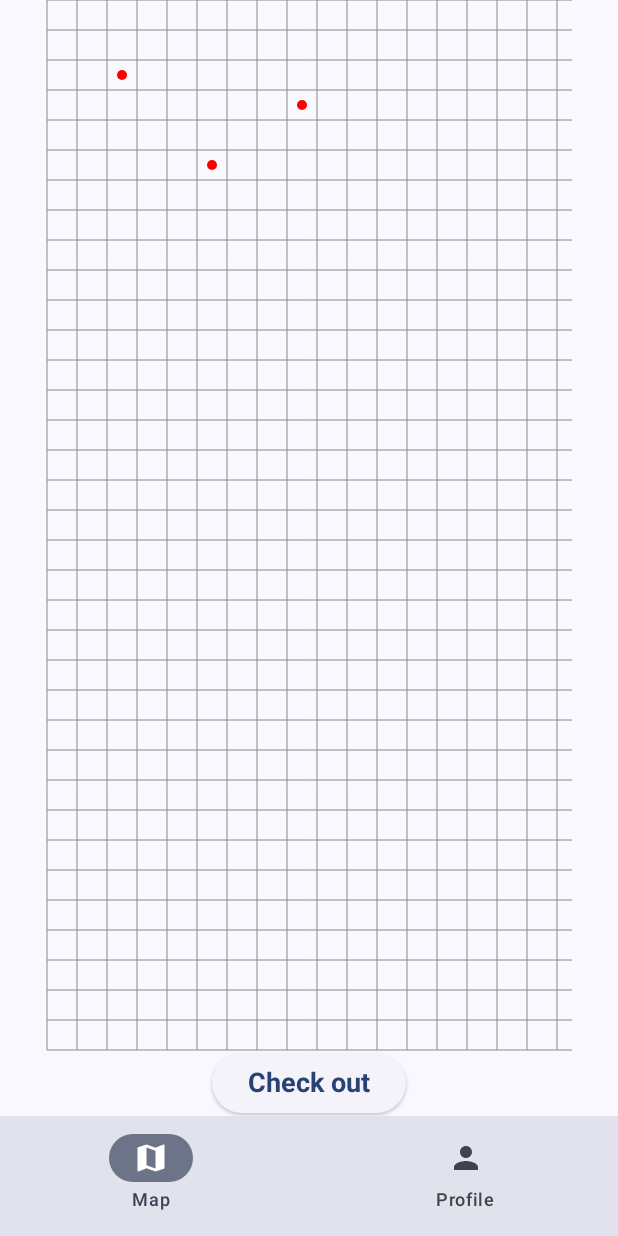
After one commit to Scxr-ch/Realtech, an Android app built with Jetpack Compose: the composable MapScreen shown on its own in the app's theme, on a phone screen of 412 x 824 dp. The commit adds this screen. Run offline under Robolectric (Android 15) with nearby library versions, the phone set to English and light mode, and no system bars; libraries missing offline, so code that uses them is left out: com.journeyapps.barcodescanner; 2 statements that could not run were skipped.

Commit message:
started on the map screen + added template for checkout screen

```diff
--- /dev/null
+++ b/app/src/main/java/com/example/railtech/MapScreen.kt
@@ -0,0 +1,221 @@
+package com.example.railtech
+
+import androidx.compose.foundation.Canvas
+import androidx.compose.foundation.Image
+import androidx.compose.foundation.background
+import androidx.compose.foundation.layout.Arrangement
+import androidx.compose.foundation.layout.Box
+import androidx.compose.foundation.layout.Column
+import androidx.compose.foundation.layout.Spacer
+import androidx.compose.foundation.layout.fillMaxSize
+import androidx.compose.foundation.layout.fillMaxWidth
+import androidx.compose.foundation.layout.padding
+import androidx.compose.foundation.layout.size
+import androidx.compose.material.icons.Icons
+import androidx.compose.material.icons.filled.Add
+import androidx.compose.material3.BottomAppBar
+import androidx.compose.material3.Button
+import androidx.compose.material3.ButtonDefaults
+import androidx.compose.material3.ElevatedButton
+import androidx.compose.material3.ExperimentalMaterial3Api
+import androidx.compose.material3.FloatingActionButton
+import androidx.compose.material3.Icon
+import androidx.compose.material3.MaterialTheme
+import androidx.compose.material3.Scaffold
+import androidx.compose.material3.Surface
+import androidx.compose.material3.Text
+import androidx.compose.material3.TopAppBar
+import androidx.compose.material3.TopAppBarDefaults.topAppBarColors
+import androidx.compose.runtime.Composable
+import androidx.compose.runtime.getValue
+import androidx.compose.runtime.mutableIntStateOf
+import androidx.compose.runtime.remember
+import androidx.compose.runtime.setValue
+import androidx.compose.ui.Alignment
+import androidx.compose.ui.Modifier
+import androidx.compose.ui.geometry.Offset
+import androidx.compose.ui.graphics.Color
+import androidx.compose.ui.graphics.drawscope.DrawScope
+import androidx.compose.ui.res.painterResource
+import androidx.compose.ui.text.font.FontWeight
+import androidx.compose.ui.text.style.TextAlign
+import androidx.compose.ui.tooling.preview.Preview
+import androidx.compose.ui.unit.Dp
+import androidx.compose.ui.unit.dp
+import com.example.railtech.ui.theme.Navbar
+import com.example.railtech.ui.theme.NavbarComposable
+
+@Composable
+fun MapScreen(onNavigateToCheckout: () -> Unit) {
+    Scaffold(
+        bottomBar = {
+            NavbarComposable()
+        }
+    ) { paddingValues ->
+        Surface(
+            modifier = Modifier
+                .fillMaxSize()
+                .padding(paddingValues),
+            color = MaterialTheme.colorScheme.background
+        ) {
+//            GridCanvas(modifier = Modifier.size(200.dp).background(Color.LightGray))
+
+            Column(
+                modifier = Modifier
+                    .fillMaxSize(),
+                verticalArrangement = Arrangement.Center,
+                horizontalAlignment = Alignment.CenterHorizontally
+            ) {
+                // Apply background color to check if canvas is visible
+                val points = listOf(
+                    Pair(2, 2),
+                    Pair(5, 5),
+                    Pair(8, 3)
+                )
+                GridCanvas(gridPoints = points, modifier = Modifier.size(200.dp).background(Color.LightGray))
+                ElevatedButton(onClick = onNavigateToCheckout) {
+                    Text(
+                        text = "Check out",
+                        style = MaterialTheme.typography.titleLarge,
+                        fontWeight = FontWeight.Bold,
+                    )
+                }
+            }
+        }
+    }
+}
+
+
+
+@Composable
+fun GridCanvas(
+    modifier: Modifier = Modifier,
+    gridSize: Dp = 20.dp,
+    gridPoints: List<Pair<Int, Int>> = emptyList(),
+    pointColor: Color = Color.Red,
+    canvasWidth: Dp = 350.dp,
+    canvasHeight: Dp = 700.dp,
+    pointRadius: Float = 5f
+) {
+    Box(modifier = Modifier.size(canvasWidth, canvasHeight)) {
+        Canvas(modifier = Modifier.matchParentSize()) {
+            val cellSize = gridSize.toPx()
+            drawGrid(gridSize = cellSize, color = Color.Gray)
+            drawGridPoints(gridPoints, cellSize, color = pointColor, radius = pointRadius)
+        }
+    }
+}
+
+fun DrawScope.drawGrid(gridSize: Float, color: Color) {
+    val width = size.width
+    val height = size.height
+
+    for (x in 0..(width / gridSize).toInt()) {
+        val startX = x * gridSize
+        drawLine(
+            color = color,
+            start = Offset(startX, 0f),
+            end = Offset(startX, height)
+        )
+    }
+
+    for (y in 0..(height / gridSize).toInt()) {
+        val startY = y * gridSize
+        drawLine(
+            color = color,
+            start = Offset(0f, startY),
+            end = Offset(width, startY)
+        )
+    }
+}
+
+fun DrawScope.drawGridPoints(
+    gridPoints: List<Pair<Int, Int>>,
+    cellSize: Float,
+    color: Color,
+    radius: Float
+) {
+    gridPoints.forEach { (x, y) ->
+        val pixelOffset = Offset(x * cellSize + cellSize / 2, y * cellSize + cellSize / 2)
+        drawCircle(
+            color = color,
+            radius = radius,
+            center = pixelOffset
+        )
+    }
+}
+
+//
+//@Composable
+//fun GridCanvas(gridSize: Dp = 20.dp,
+//               canvasWidth: Dp = 350.dp,
+//               canvasHeight: Dp = 700.dp,
+//               gridPoints: List<Pair<Int, Int>> = emptyList(),
+//               pointColor: Color = Color.Red,
+//               pointRadius: Float = 10f,
+//               modifier: Modifier) {
+//    Box {
+//        Canvas(modifier = modifier) {
+//            val cellSize = gridSize.toPx()
+//            drawGrid(gridSize = cellSize, color = Color.Gray)
+//            drawGridPoints(gridPoints, cellSize, color = pointColor, radius = pointRadius)
+//        }
+//    }
+//
+//
+//}
+//
+//fun DrawScope.drawGrid(gridSize: Float, color: Color) {
+//    val width = size.width
+//    val height = size.height
+//
+//    for (x in 0..(width / gridSize).toInt()) {
+//        val startX = x * gridSize
+//        drawLine(
+//            color = color,
+//            start = Offset(startX, 0f),
+//            end = Offset(startX, height)
+//        )
+//    }
+//
+//    for (y in 0..(height / gridSize).toInt()) {
+//        val startY = y * gridSize
+//        drawLine(
+//            color = color,
+//            start = Offset(0f, startY),
+//            end = Offset(width, startY)
+//        )
+//    }
+//}
+//
+//fun DrawScope.drawGridPoints(
+//    gridPoints: List<Pair<Int, Int>>,
+//    cellSize: Float,
+//    color: Color,
+//    radius: Float
+//) {
+//    gridPoints.forEach { (x, y) ->
+//        val pixelOffset = Offset(x * cellSize + cellSize / 2, y * cellSize + cellSize / 2)
+//        drawCircle(
+//            color = color,
+//            radius = radius,
+//            center = pixelOffset
+//        )
+//    }
+//}
+
+
+
+@Preview(showBackground = true)
+@Composable
+fun PreviewMapScreen() {
+    MapScreen(onNavigateToCheckout = {})
+}
+
+
+//
+//@Preview(showBackground = true)
+//@Composable
+//fun PreviewGrid() {
+//    GridCanvas()
+//}
```
Also changed, not shown: app/src/main/java/com/example/railtech/CheckoutScreen.kt (added, +63 -0 lines), app/src/main/java/com/example/railtech/ui/theme/Login_screen.kt (+31 -12 lines).
